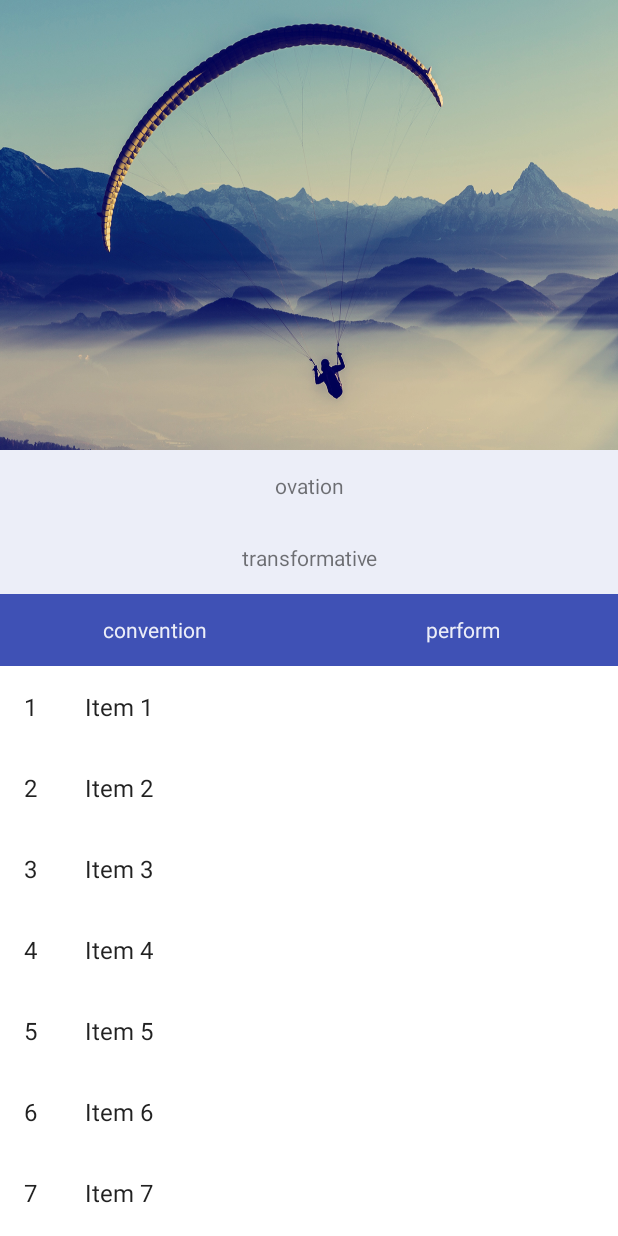
After one commit to nokiafen/MyViewPractice, an Android app: the ItemFragment2 screen opened directly, with no data from a screen before it, on a phone screen of 412 x 824 dp. The commit adds this screen. Run offline under Robolectric (Android 15) with nearby library versions, the phone set to English and light mode, and no system bars; our stand-ins replace CircleImageView.

Commit message:
refresh_base

```diff
--- a/app/src/main/AndroidManifest.xml
+++ b/app/src/main/AndroidManifest.xml
@@ -28,6 +28,8 @@
 
         <activity android:name="com.example.archermind.myapplication.SldingConfictActivity">
         </activity>
+        <activity android:name="com.example.archermind.myapplication.RefreshBehaviorActivity">
+        </activity>
     </application>
 
 </manifest>
--- a/app/src/main/java/com/example/archermind/myapplication/AnimTestActivity.java
+++ b/app/src/main/java/com/example/archermind/myapplication/AnimTestActivity.java
@@ -14,6 +14,7 @@ import android.view.View;
 import android.widget.ImageView;
 import android.widget.LinearLayout;
 
+import com.example.archermind.myapplication.adapter.HomeAdapter;
 import com.example.archermind.myapplication.views.AnimHelper;
 import com.example.archermind.myapplication.views.Utils;
 
--- a/app/src/main/java/com/example/archermind/myapplication/HomeActivity.java
+++ b/app/src/main/java/com/example/archermind/myapplication/HomeActivity.java
@@ -118,4 +118,8 @@ public class HomeActivity extends AppCompatActivity {
 //        startActivity(new Intent(HomeActivity.this,MainActivity.class));
     };
 
+    public void toRefreshBehaviorActivity(View view) {
+        startAc(null,RefreshBehaviorActivity.class);
+    }
+
 }
--- a/app/src/main/java/com/example/archermind/myapplication/MainActivity.java
+++ b/app/src/main/java/com/example/archermind/myapplication/MainActivity.java
@@ -10,7 +10,6 @@ public class MainActivity extends AppCompatActivity {
     protected void onCreate(Bundle savedInstanceState) {
         super.onCreate(savedInstanceState);
         setContentView(R.layout.activity_main);
-
     }
 
 
--- /dev/null
+++ b/app/src/main/java/com/example/archermind/myapplication/RefreshBehaviorActivity.java
@@ -0,0 +1,18 @@
+package com.example.archermind.myapplication;
+
+import android.os.Bundle;
+import android.support.annotation.Nullable;
+import android.support.v7.app.AppCompatActivity;
+
+/**
+ * Created by archermind on 18-11-2.
+ */
+
+public class RefreshBehaviorActivity extends AppCompatActivity {
+
+    @Override
+    protected void onCreate(@Nullable Bundle savedInstanceState) {
+        super.onCreate(savedInstanceState);
+        setContentView(R.layout.refresh_layout);
+    }
+}
--- a/app/src/main/java/com/example/archermind/myapplication/RevealActivity.java
+++ b/app/src/main/java/com/example/archermind/myapplication/RevealActivity.java
@@ -3,7 +3,6 @@ package com.example.archermind.myapplication;
 import android.animation.Animator;
 import android.animation.AnimatorListenerAdapter;
 import android.annotation.TargetApi;
-import android.graphics.Color;
 import android.os.Build;
 import android.os.Bundle;
 import android.support.annotation.Nullable;
@@ -19,6 +18,7 @@ import android.view.ViewAnimationUtils;
 import android.widget.ImageView;
 import android.widget.LinearLayout;
 
+import com.example.archermind.myapplication.adapter.HomeAdapter;
 import com.example.archermind.myapplication.views.Utils;
 
 /**
--- a/app/src/main/java/com/example/archermind/myapplication/HomeAdapter.java
+++ b/app/src/main/java/com/example/archermind/myapplication/adapter/HomeAdapter.java
@@ -1,10 +1,12 @@
-package com.example.archermind.myapplication;
+package com.example.archermind.myapplication.adapter;
 
 import android.content.Context;
 import android.support.v7.widget.RecyclerView;
 import android.view.LayoutInflater;
 import android.view.View;
 import android.view.ViewGroup;
+
+import com.example.archermind.myapplication.R;
 
 /**
  * author：luck
--- /dev/null
+++ b/app/src/main/java/com/example/archermind/myapplication/adapter/MyItemRecyclerViewAdapter.java
@@ -0,0 +1,63 @@
+package com.example.archermind.myapplication.adapter;
+
+import android.support.v7.widget.RecyclerView;
+import android.view.LayoutInflater;
+import android.view.View;
+import android.view.ViewGroup;
+import android.widget.TextView;
+
+import com.example.archermind.myapplication.R;
+import com.example.archermind.myapplication.viewbean.DummyContent;
+
+import java.util.List;
+
+
+/**
+ * TODO: Replace the implementation with code for your data type.
+ */
+public class MyItemRecyclerViewAdapter extends RecyclerView.Adapter<MyItemRecyclerViewAdapter.ViewHolder> {
+
+    private final List<DummyContent.DummyItem> mValues;
+
+    public MyItemRecyclerViewAdapter(List<DummyContent.DummyItem> items) {
+        mValues = items;
+    }
+
+    @Override
+    public ViewHolder onCreateViewHolder(ViewGroup parent, int viewType) {
+        View view = LayoutInflater.from(parent.getContext())
+                .inflate(R.layout.fragment_item, parent, false);
+        return new ViewHolder(view);
+    }
+
+    @Override
+    public void onBindViewHolder(final ViewHolder holder, int position) {
+        holder.mItem = mValues.get(position);
+        holder.mIdView.setText(mValues.get(position).id);
+        holder.mContentView.setText(mValues.get(position).content);
+    }
+
+    @Override
+    public int getItemCount() {
+        return mValues.size();
+    }
+
+    public class ViewHolder extends RecyclerView.ViewHolder {
+        public final View mView;
+        public final TextView mIdView;
+        public final TextView mContentView;
+        public DummyContent.DummyItem mItem;
+
+        public ViewHolder(View view) {
+            super(view);
+            mView = view;
+            mIdView = (TextView) view.findViewById(R.id.id);
+            mContentView = (TextView) view.findViewById(R.id.content);
+        }
+
+        @Override
+        public String toString() {
+            return super.toString() + " '" + mContentView.getText() + "'";
+        }
+    }
+}
--- /dev/null
+++ b/app/src/main/java/com/example/archermind/myapplication/fragment/ItemFragment2.java
@@ -0,0 +1,57 @@
+package com.example.archermind.myapplication.fragment;
+
+import android.content.Context;
+import android.os.Bundle;
+import android.support.v4.app.Fragment;
+import android.support.v7.widget.GridLayoutManager;
+import android.support.v7.widget.LinearLayoutManager;
+import android.support.v7.widget.RecyclerView;
+import android.view.LayoutInflater;
+import android.view.View;
+import android.view.ViewGroup;
+
+import com.example.archermind.myapplication.R;
+import com.example.archermind.myapplication.adapter.MyItemRecyclerViewAdapter;
+import com.example.archermind.myapplication.viewbean.DummyContent;
+
+
+/**
+ * A fragment representing a list of Items.
+ * <p/>
+ */
+public class ItemFragment2 extends Fragment {
+
+    // TODO: Customize parameters
+    private int mColumnCount = 1;
+    private final static String PARAMS_ID = "PARAMS_ID";
+
+    public ItemFragment2() {
+    }
+
+    @Override
+    public void onCreate(Bundle savedInstanceState) {
+        super.onCreate(savedInstanceState);
+
+    }
+
+    @Override
+    public View onCreateView(LayoutInflater inflater, ViewGroup container,
+                             Bundle savedInstanceState) {
+        View view = inflater.inflate(R.layout.fragment_item_list2, container, false);
+
+        // Set the adapter
+        if (view instanceof RecyclerView) {
+            Context context = view.getContext();
+            RecyclerView recyclerView = (RecyclerView) view;
+            if (mColumnCount <= 1) {
+                recyclerView.setLayoutManager(new LinearLayoutManager(context));
+            } else {
+                recyclerView.setLayoutManager(new GridLayoutManager(context, mColumnCount));
+            }
+            recyclerView.setAdapter(new MyItemRecyclerViewAdapter(DummyContent.ITEMS));
+        }
+        return view;
+    }
+
+
+}
--- /dev/null
+++ b/app/src/main/java/com/example/archermind/myapplication/viewbean/DummyContent.java
@@ -0,0 +1,72 @@
+package com.example.archermind.myapplication.viewbean;
+
+import java.util.ArrayList;
+import java.util.HashMap;
+import java.util.List;
+import java.util.Map;
+
+/**
+ * Helper class for providing sample content for user interfaces created by
+ * Android template wizards.
+ * <p>
+ * TODO: Replace all uses of this class before publishing your app.
+ */
+public class DummyContent {
+
+    /**
+     * An array of sample (dummy) items.
+     */
+    public static final List<DummyItem> ITEMS = new ArrayList<DummyItem>();
+
+    /**
+     * A map of sample (dummy) items, by ID.
+     */
+    public static final Map<String, DummyItem> ITEM_MAP = new HashMap<String, DummyItem>();
+
+    private static final int COUNT = 25;
+
+    static {
+        // Add some sample items.
+        for (int i = 1; i <= COUNT; i++) {
+            addItem(createDummyItem(i));
+        }
+    }
+
+    private static void addItem(DummyItem item) {
+        ITEMS.add(item);
+        ITEM_MAP.put(item.id, item);
+    }
+
+    private static DummyItem createDummyItem(int position) {
+        return new DummyItem(String.valueOf(position), "Item " + position, makeDetails(position));
+    }
+
+    private static String makeDetails(int position) {
+        StringBuilder builder = new StringBuilder();
+        builder.append("Details about Item: ").append(position);
+        for (int i = 0; i < position; i++) {
+            builder.append("\nMore details information here.");
+        }
+        return builder.toString();
+    }
+
+    /**
+     * A dummy item representing a piece of content.
+     */
+    public static class DummyItem {
+        public final String id;
+        public final String content;
+        public final String details;
+
+        public DummyItem(String id, String content, String details) {
+            this.id = id;
+            this.content = content;
+            this.details = details;
+        }
+
+        @Override
+        public String toString() {
+            return content;
+        }
+    }
+}
--- /dev/null
+++ b/app/src/main/java/com/example/archermind/myapplication/views/DisInterceptNestedRecyclerView.java
@@ -0,0 +1,54 @@
+package com.example.archermind.myapplication.views;
+
+import android.content.Context;
+import android.support.v7.widget.RecyclerView;
+import android.util.AttributeSet;
+import android.view.MotionEvent;
+
+/**
+ * Created by stefan on 2017/5/26.
+ * Func:该类用于解决DisInterceptNestedScrollView 滑动后导致 下方RecyclerView 首次滑动被AppBarLayout拦截导致的滑动无效
+ */
+
+public class DisInterceptNestedRecyclerView extends RecyclerView {
+
+    public DisInterceptNestedRecyclerView(Context context) {
+        super(context);
+        requestDisallowInterceptTouchEvent(true);
+    }
+
+    public DisInterceptNestedRecyclerView(Context context, AttributeSet attrs) {
+        super(context, attrs);
+        requestDisallowInterceptTouchEvent(true);
+    }
+
+    public DisInterceptNestedRecyclerView(Context context, AttributeSet attrs, int defStyleAttr) {
+        super(context, attrs, defStyleAttr);
+        requestDisallowInterceptTouchEvent(true);
+    }
+
+    @Override
+    public boolean startNestedScroll(int axes) {
+        return super.startNestedScroll(axes);
+    }
+
+    public boolean dispatchTouchEvent(MotionEvent ev) {
+        getParent().requestDisallowInterceptTouchEvent(true);
+        return super.dispatchTouchEvent(ev);
+    }
+
+    @Override
+    public boolean onTouchEvent(MotionEvent event) {
+        switch (event.getAction()) {
+            case MotionEvent.ACTION_MOVE:
+                requestDisallowInterceptTouchEvent(true);
+                break;
+            case MotionEvent.ACTION_UP:
+            case MotionEvent.ACTION_CANCEL:
+                requestDisallowInterceptTouchEvent(false);
+                break;
+        }
+        return super.onTouchEvent(event);
+    }
+
+}
--- /dev/null
+++ b/app/src/main/res/layout/fragment_item.xml
@@ -0,0 +1,20 @@
+<?xml version="1.0" encoding="utf-8"?>
+<LinearLayout xmlns:android="http://schemas.android.com/apk/res/android"
+    android:layout_width="wrap_content"
+    android:layout_height="wrap_content"
+    android:orientation="horizontal">
+
+    <TextView
+        android:id="@+id/id"
+        android:layout_width="wrap_content"
+        android:layout_height="wrap_content"
+        android:layout_margin="@dimen/text_margin"
+        android:textAppearance="?attr/textAppearanceListItem" />
+
+    <TextView
+        android:id="@+id/content"
+        android:layout_width="wrap_content"
+        android:layout_height="wrap_content"
+        android:layout_margin="@dimen/text_margin"
+        android:textAppearance="?attr/textAppearanceListItem" />
+</LinearLayout>
--- /dev/null
+++ b/app/src/main/res/layout/fragment_item_list2.xml
@@ -0,0 +1,12 @@
+<?xml version="1.0" encoding="utf-8"?>
+<com.example.archermind.myapplication.views.DisInterceptNestedRecyclerView xmlns:android="http://schemas.android.com/apk/res/android"
+    xmlns:app="http://schemas.android.com/apk/res-auto"
+    xmlns:tools="http://schemas.android.com/tools"
+    android:id="@+id/list"
+    android:name="me.stefan.easybehavior.fragment.ItemFragment"
+    android:layout_width="match_parent"
+    android:layout_height="match_parent"
+    android:layout_marginLeft="16dp"
+    android:layout_marginRight="16dp"
+    app:layoutManager="LinearLayoutManager"
+    tools:listitem="@layout/fragment_item" />
--- a/app/src/main/res/layout/home_layout.xml
+++ b/app/src/main/res/layout/home_layout.xml
@@ -139,9 +139,9 @@
                 <TextView
                     android:layout_width="match_parent"
                     android:layout_height="40dp"
-                    android:text="MainActivity"
+                    android:text="RefreshBehaviorActivity"
                     android:gravity="center"
-                    android:onClick="toMainActivity"
+                    android:onClick="toRefreshBehaviorActivity"
                     />
                 <TextView
                     android:layout_width="match_parent"
--- /dev/null
+++ b/app/src/main/res/layout/layout_coali_content.xml
@@ -0,0 +1,16 @@
+<?xml version="1.0" encoding="utf-8"?>
+<LinearLayout xmlns:android="http://schemas.android.com/apk/res/android"
+    xmlns:app="http://schemas.android.com/apk/res-auto"
+    android:layout_width="match_parent"
+    android:layout_height="wrap_content"
+    android:background="@android:color/white"
+    android:orientation="vertical"
+    app:layout_behavior="@string/appbar_scrolling_view_behavior">
+
+    <fragment
+        android:name="com.example.archermind.myapplication.fragment.ItemFragment2"
+        android:layout_width="match_parent"
+        android:layout_height="match_parent"
+        android:tag="sample" />
+
+</LinearLayout>
--- /dev/null
+++ b/app/src/main/res/layout/layout_lin_top2.xml
@@ -0,0 +1,38 @@
+<?xml version="1.0" encoding="utf-8"?>
+<LinearLayout xmlns:app="http://schemas.android.com/apk/res-auto"
+    xmlns:android="http://schemas.android.com/apk/res/android"
+    xmlns:tools="http://schemas.android.com/tools"
+    android:orientation="vertical"
+    android:layout_width="match_parent"
+    android:layout_height="wrap_content"
+    android:layout_marginTop="300dp"
+    app:layout_collapseMode="pin"
+    app:layout_collapseParallaxMultiplier="0.8"
+    android:id="@+id/line_top2"
+    tools:showIn="@layout/refresh_layout">
+
+    <include layout="@layout/layout_line_top1" />
+<LinearLayout
+    android:layout_width="match_parent"
+    android:layout_height="wrap_content"
+    android:orientation="horizontal"
+    >
+    <TextView
+        android:layout_width="0dp"
+        android:layout_weight="1"
+        android:layout_height="48dp"
+        android:text="convention"
+        android:textColor="@color/color_white_90"
+        android:gravity="center" />
+
+    <TextView
+        android:layout_width="0dp"
+        android:layout_weight="1"
+        android:layout_height="48dp"
+        android:text="perform"
+        android:textColor="@color/color_white_90"
+        android:gravity="center" />
+
+</LinearLayout>
+
+</LinearLayout>
--- /dev/null
+++ b/app/src/main/res/layout/layout_line_top1.xml
@@ -0,0 +1,26 @@
+<?xml version="1.0" encoding="utf-8"?>
+<LinearLayout xmlns:app="http://schemas.android.com/apk/res-auto"
+    xmlns:android="http://schemas.android.com/apk/res/android"
+    xmlns:tools="http://schemas.android.com/tools"
+    android:layout_width="match_parent"
+    android:layout_height="wrap_content"
+    android:orientation="vertical"
+    android:background="@color/color_white_90"
+    android:id="@+id/lin_top1"
+    app:layout_collapseMode="pin"
+    app:layout_collapseParallaxMultiplier="0.8"
+    tools:showIn="@layout/refresh_layout">
+
+    <TextView
+        android:layout_width="match_parent"
+        android:layout_height="48dp"
+        android:text="ovation"
+        android:gravity="center" />
+
+    <TextView
+        android:layout_width="match_parent"
+        android:layout_height="48dp"
+        android:text="transformative"
+        android:gravity="center" />
+
+</LinearLayout>
--- /dev/null
+++ b/app/src/main/res/layout/refresh_layout.xml
@@ -0,0 +1,48 @@
+<?xml version="1.0" encoding="utf-8"?>
+<android.support.constraint.ConstraintLayout
+    xmlns:android="http://schemas.android.com/apk/res/android" android:layout_width="match_parent"
+    xmlns:app="http://schemas.android.com/apk/res-auto"
+    android:layout_height="match_parent"
+    android:background="@color/color_white_90"
+    >
+    <android.support.design.widget.CoordinatorLayout
+        android:layout_width="match_parent"
+        android:layout_height="match_parent">
+
+        <android.support.design.widget.AppBarLayout
+            android:layout_width="match_parent"
+            android:layout_height="wrap_content">
+            <android.support.design.widget.CollapsingToolbarLayout
+                android:layout_width="match_parent"
+                android:layout_height="wrap_content"
+                app:layout_scrollFlags="scroll|exitUntilCollapsed|snap|enterAlways"
+                >
+
+                <ImageView
+                    android:layout_width="match_parent"
+                    android:layout_height="300dp"
+                    android:src="@mipmap/ic_bg"
+                    android:scaleType="fitXY"
+                    app:layout_collapseMode="pin"
+                    app:layout_collapseParallaxMultiplier="0.5"
+                    />
+
+
+                <include layout="@layout/layout_lin_top2" />
+
+                <android.support.v7.widget.Toolbar
+                    android:layout_width="match_parent"
+                    android:layout_height="48dp"
+                    android:alpha="0"
+                    >
+                </android.support.v7.widget.Toolbar>
+            </android.support.design.widget.CollapsingToolbarLayout>
+        </android.support.design.widget.AppBarLayout>
+
+       <include layout="@layout/layout_coali_content"></include>
+
+
+    </android.support.design.widget.CoordinatorLayout>
+
+
+</android.support.constraint.ConstraintLayout>
--- /dev/null
+++ b/app/src/main/res/values/dimens.xml
@@ -0,0 +1,5 @@
+<?xml version="1.0" encoding="utf-8"?>
+<resources>
+    <dimen name="text_margin">16dp</dimen>
+
+</resources>
```
Also changed, not shown: app/src/main/res/mipmap-xxhdpi/ic_bg.jpg (added).
